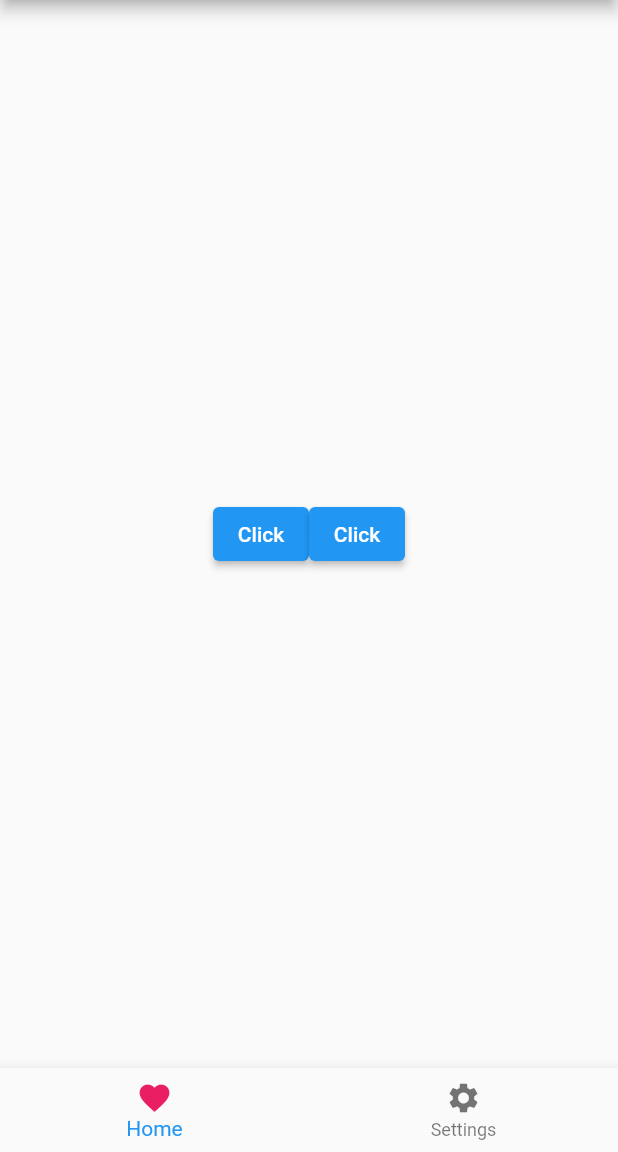
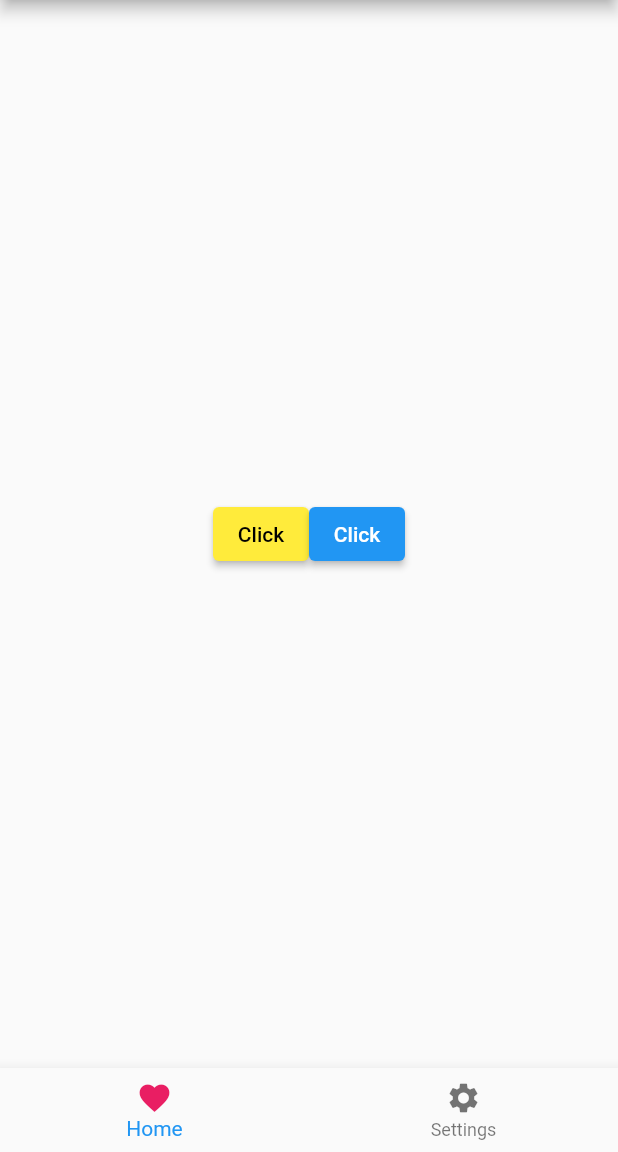
Before and after one commit to 102107738/flutterApp, a Flutter app: the screen it shows after launch, on a phone screen of 412 x 824 dp, the part 84-1236 px from its top. Run offline on Flutter 3.47's test engine with Material 2 defaults, Android fonts, the phone set to English and light mode, and no system bars.

```diff
--- a/lib/main.dart
+++ b/lib/main.dart
@@ -161,6 +161,11 @@ void main() {
 //double.infinity set as its width or height within the body attribute of a Scaffold,
 // it will expand to occupy the entire available width or height of the body.
 
+/*Style Button*/
+//style: ElevatedButton.styleFrom()
+//onPrimary, color of text
+//primary, color of button
+//
 
 class MyApp extends StatefulWidget {
   const MyApp({Key? key}) : super(key: key);
@@ -193,6 +198,11 @@ class _MyAppState extends State<MyApp> {
             crossAxisAlignment: CrossAxisAlignment.center,
             children: [
             ElevatedButton(
+
+              style: ElevatedButton.styleFrom(
+                onPrimary: Colors.black,
+                primary: Colors.yellow
+              ),
               onPressed: () {
                 setState(() {
                   switch(buttonName){
```
